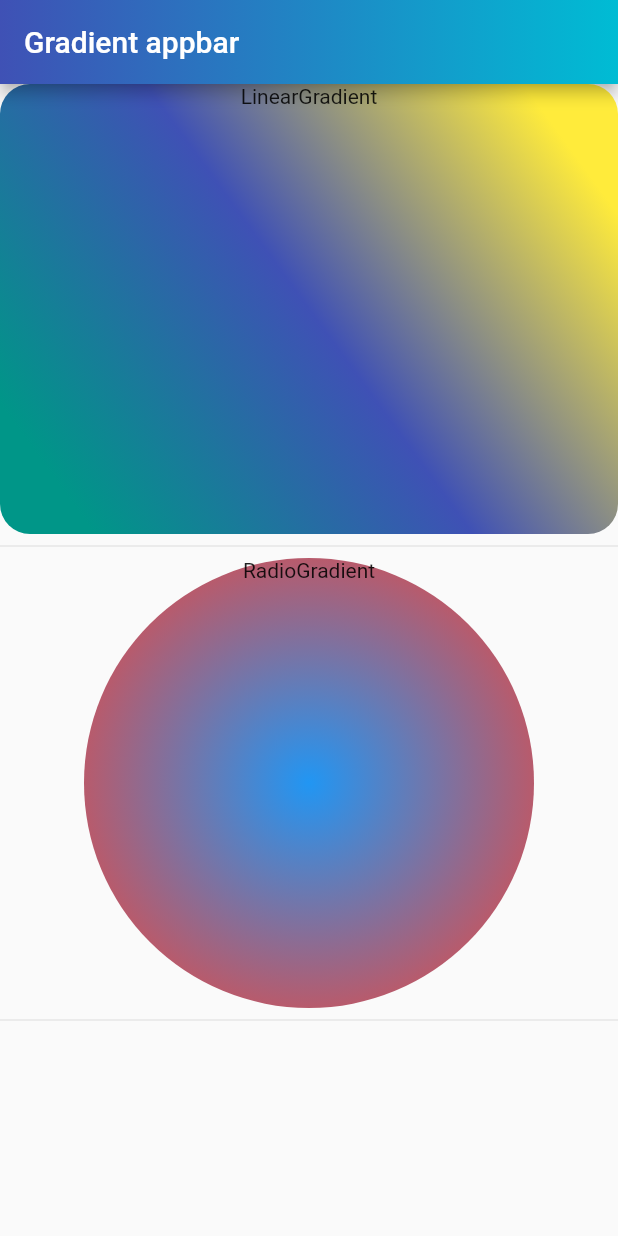
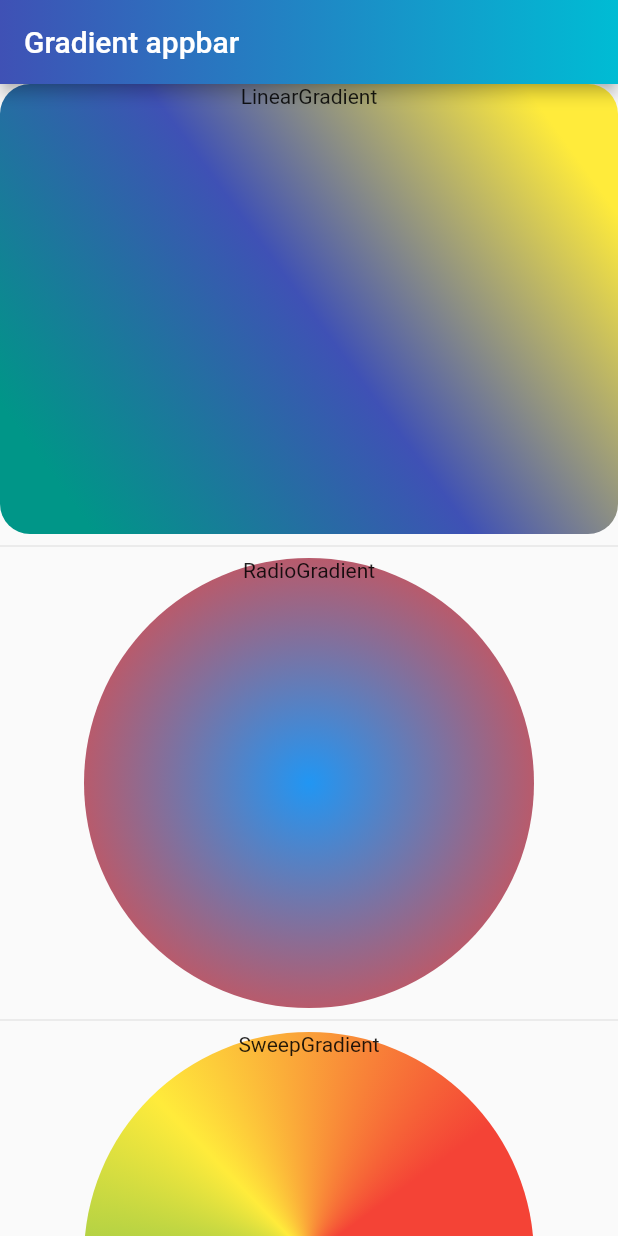
Before and after one commit to Bill-Zuckuberg/fl_gradient, a Flutter app: the screen it shows after launch, on a phone screen of 412 x 824 dp. Run offline on Flutter 3.47's test engine with Material 2 defaults, Android fonts, the light colour scheme and no system bars; our stand-ins replace new_gradient_app_bar.

Commit message:
added Sweepgradient

```diff
--- a/lib/main.dart
+++ b/lib/main.dart
@@ -1,5 +1,6 @@
 import 'package:flutter/material.dart';
 import 'package:new_gradient_app_bar/new_gradient_app_bar.dart';
+import 'dart:math' show pi;
 
 void main() {
   runApp(const MaterialApp(
@@ -40,14 +41,35 @@
             height: 300,
             decoration: const BoxDecoration(
                 shape: BoxShape.circle,
-                gradient: RadialGradient(
-                    radius: 0.7, colors: [Colors.blue, Colors.red])),
+                gradient: RadialGradient(radius: 0.7, colors: [
+                  Colors.blue,
+                  Colors.red,
+                ])),
             child: const Text(
               "RadioGradient",
               textAlign: TextAlign.center,
             ),
           ),
-          const Divider()
+          const Divider(),
+          Container(
+            height: 300,
+            decoration: const BoxDecoration(
+                shape: BoxShape.circle,
+                gradient: SweepGradient(
+                    startAngle: pi / 6,
+                    endAngle: pi * 1.8,
+                    colors: [
+                      Colors.blue,
+                      Colors.green,
+                      Colors.yellow,
+                      Colors.red
+                    ])),
+            child: const Text(
+              "SweepGradient",
+              textAlign: TextAlign.center,
+            ),
+          ),
+          const Divider(),
         ],
       ),
     );
```
